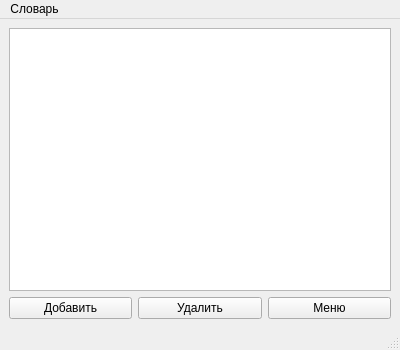
Qt form newdict.ui (VladRoven/Qt-project-english-learning) before a commit.
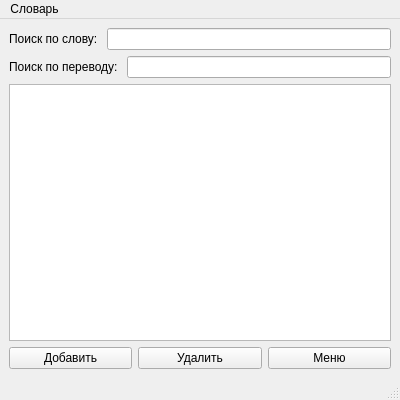
The same form after that commit.

Diff of the .ui file:
```diff
--- a/newdict.ui
+++ b/newdict.ui
@@ -7,19 +7,19 @@
     <x>0</x>
     <y>0</y>
     <width>400</width>
-    <height>350</height>
+    <height>400</height>
    </rect>
   </property>
   <property name="minimumSize">
    <size>
     <width>400</width>
-    <height>350</height>
+    <height>400</height>
    </size>
   </property>
   <property name="maximumSize">
    <size>
     <width>400</width>
-    <height>350</height>
+    <height>400</height>
    </size>
   </property>
   <property name="windowTitle">
@@ -27,6 +27,44 @@
   </property>
   <widget class="QWidget" name="centralwidget">
    <layout class="QVBoxLayout" name="verticalLayout">
+    <item>
+     <layout class="QHBoxLayout" name="horizontalLayout_2">
+      <item>
+       <widget class="QLabel" name="label">
+        <property name="font">
+         <font>
+          <pointsize>9</pointsize>
+         </font>
+        </property>
+        <property name="text">
+         <string>Поиск по слову: </string>
+        </property>
+       </widget>
+      </item>
+      <item>
+       <widget class="QLineEdit" name="search"/>
+      </item>
+     </layout>
+    </item>
+    <item>
+     <layout class="QHBoxLayout" name="horizontalLayout_3">
+      <item>
+       <widget class="QLabel" name="label_2">
+        <property name="font">
+         <font>
+          <pointsize>9</pointsize>
+         </font>
+        </property>
+        <property name="text">
+         <string>Поиск по переводу: </string>
+        </property>
+       </widget>
+      </item>
+      <item>
+       <widget class="QLineEdit" name="search_trn"/>
+      </item>
+     </layout>
+    </item>
     <item>
      <widget class="QTableView" name="table_dict">
       <property name="editTriggers">
```
